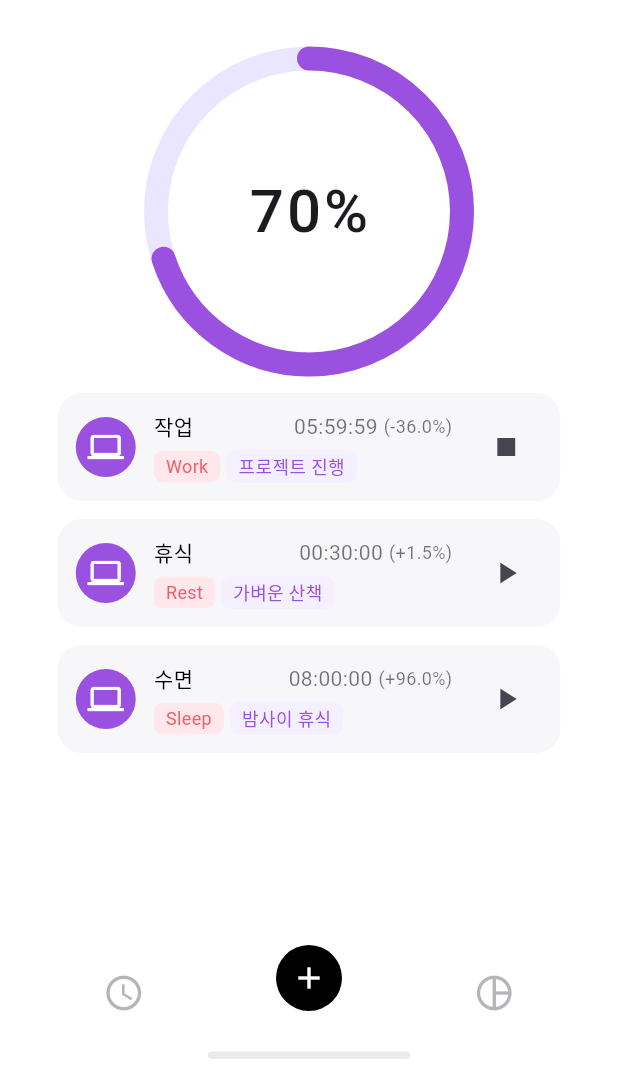
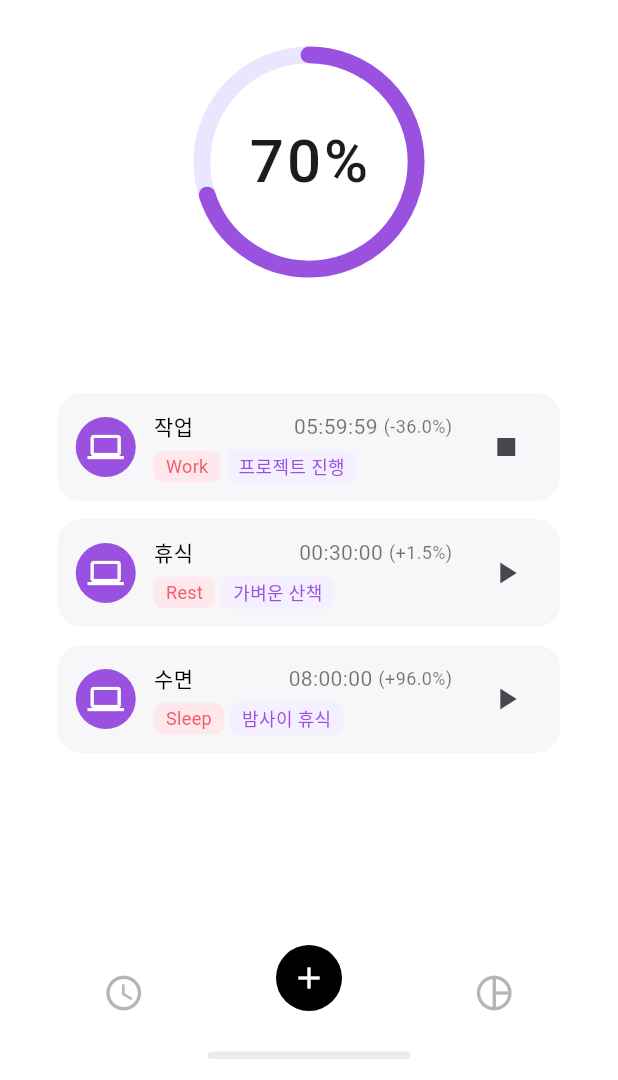
Before and after one commit to bytebird96/life_battery, a Flutter app: the screen it shows after launch, after a tap on the "play arrow" icon, on a phone screen of 412 x 824 dp, the part 156-1236 px from its top. Run offline on Flutter 3.47's test engine with Material 3 defaults, Android fonts, the phone set to English and light mode, and no system bars; our stand-ins replace drift, flutter_local_notifications, flutter_riverpod, shared_preferences, timezone; accounts and stored records are empty; generated files the repository leaves out were written again.

Commit message:
feat : 홈 화면 원형 배터리 30% 축소

```diff
--- a/lib/features/home/life_battery_home_screen.dart
+++ b/lib/features/home/life_battery_home_screen.dart
@@ -380,18 +380,22 @@ class _CircularBattery extends StatelessWidget {
 
   const _CircularBattery({required this.percent});
 
+  // 원형 배터리 전체 크기
+  // 기존 220px에서 30% 줄인 154px를 사용한다.
+  static const double _gaugeSize = 154;
+
   @override
   Widget build(BuildContext context) {
-    // 디자인 시안과 동일하게 220x220 크기의 원형 게이지를 사용한다.
+    // 디자인 시안(220x220)에서 30% 축소된 154x154 크기의 원형 게이지를 사용한다.
     return SizedBox(
-      width: 220,
-      height: 220,
+      width: _gaugeSize,
+      height: _gaugeSize,
       child: Stack(
         alignment: Alignment.center,
         children: [
           // 연한 배경 원 (전체 100%)
           CustomPaint(
-            size: const Size(220, 220),
+            size: const Size(_gaugeSize, _gaugeSize),
             painter: _CirclePainter(
               progress: 1,
               color: const Color(0xFFEAE6FF), // 옅은 보라색
@@ -399,7 +403,7 @@ class _CircularBattery extends StatelessWidget {
           ),
           // 실제 퍼센트만큼 채워지는 보라색 원호
           CustomPaint(
-            size: const Size(220, 220),
+            size: const Size(_gaugeSize, _gaugeSize),
             painter: _CirclePainter(
               progress: percent,
               color: const Color(0xFF9B51E0), // 진한 보라색
@@ -576,7 +580,8 @@ class _CirclePainter extends CustomPainter {
 
   @override
   void paint(Canvas canvas, Size size) {
-    const strokeWidth = 16.0; // 선의 두께 (디자인 시안과 동일)
+    // 선 두께도 전체 크기 축소 비율(30%)에 맞춰 11.2로 조정
+    const strokeWidth = 11.2; // 기존 16에서 30% 줄인 값
     final center = Offset(size.width / 2, size.height / 2);
     final radius = min(size.width, size.height) / 2 - strokeWidth / 2;
 
```
